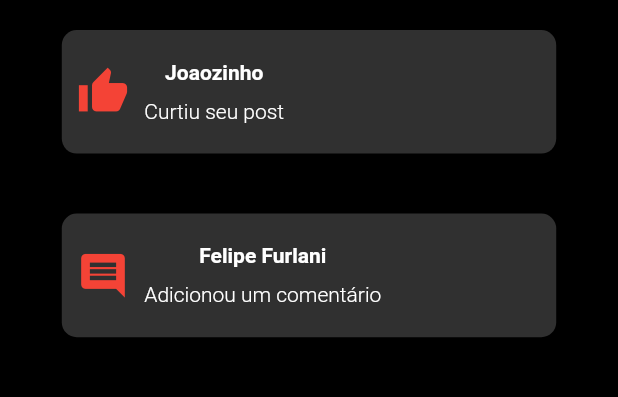
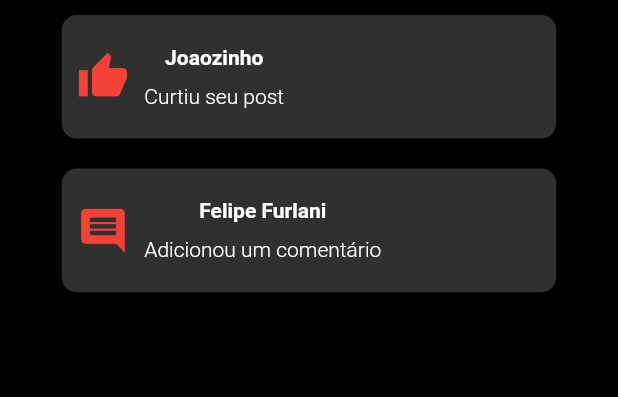
Before and after one commit to PeriNetwork/MobilePeri, a Flutter app: the NotificationsPage screen opened by its route, on a phone screen of 412 x 824 dp, the part 75-472 px from its top. Run offline on Flutter 3.47's test engine with Material 2 defaults, Android fonts, the phone set to English and light mode, and no system bars; our stand-ins replace font_awesome_flutter, like_button.

Commit message:
soooome changes again

```diff
--- a/peri_mobile_flutter/lib/main.dart
+++ b/peri_mobile_flutter/lib/main.dart
@@ -17,8 +17,8 @@ class MyApp extends StatelessWidget {
   @override
   Widget build(BuildContext context) {
     return MaterialApp(
+      initialRoute: '/',
       routes: {
-        '/': (context) => MyApp(),
         '/notifications': (context) => NotificationsPage(),
         '/myprofile': (context) => UserProfile(),
       },
--- a/peri_mobile_flutter/lib/notifications_page/notification_widget.dart
+++ b/peri_mobile_flutter/lib/notifications_page/notification_widget.dart
@@ -14,7 +14,7 @@ class NotificationWidget extends StatelessWidget {
     return Container(
       height: 0.1 * (MediaQuery.of(context).size.height),
       width: 0.8 * (MediaQuery.of(context).size.width),
-      margin: EdgeInsets.all(20),
+      margin: EdgeInsets.all(10),
       decoration: BoxDecoration(
         color: Colors.grey[850],
         borderRadius: BorderRadius.circular(10),
```
